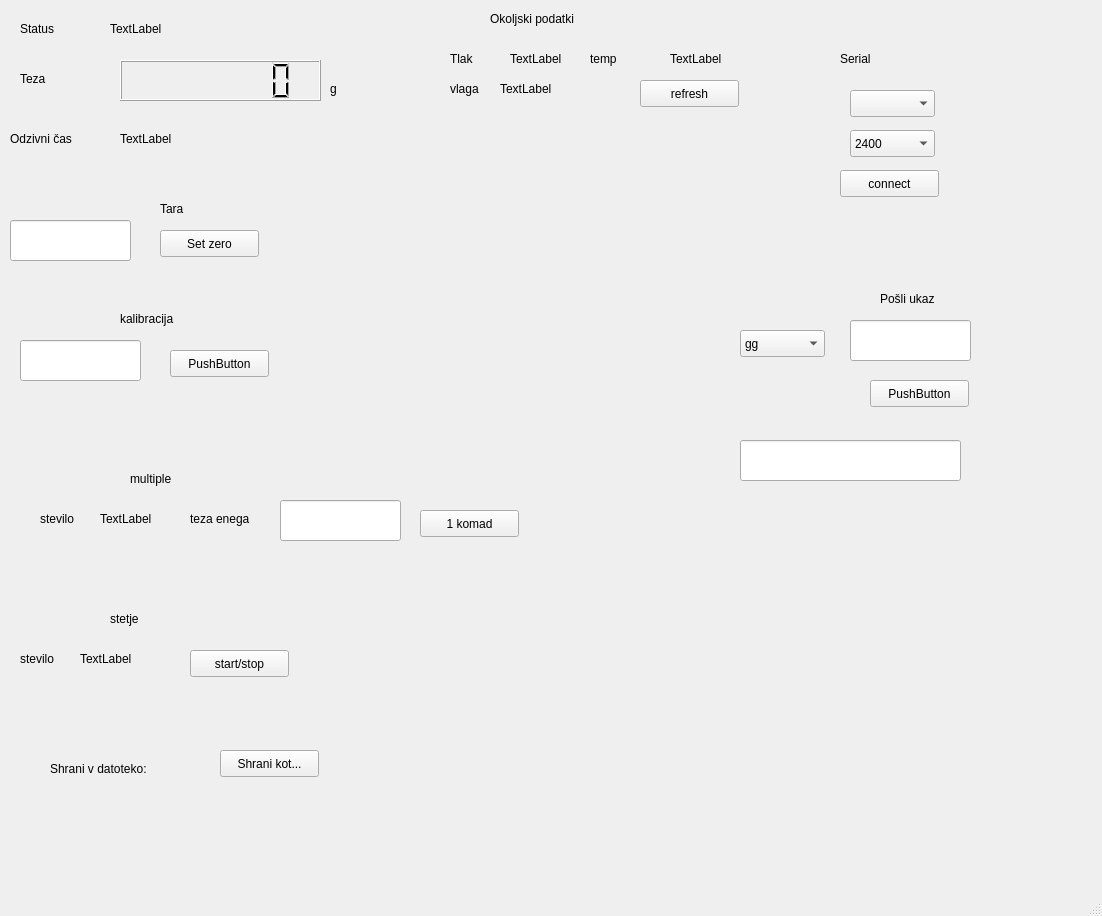
This is scale.ui in campovski/libra as Qt 5 draws it before an edit. The edited form follows.
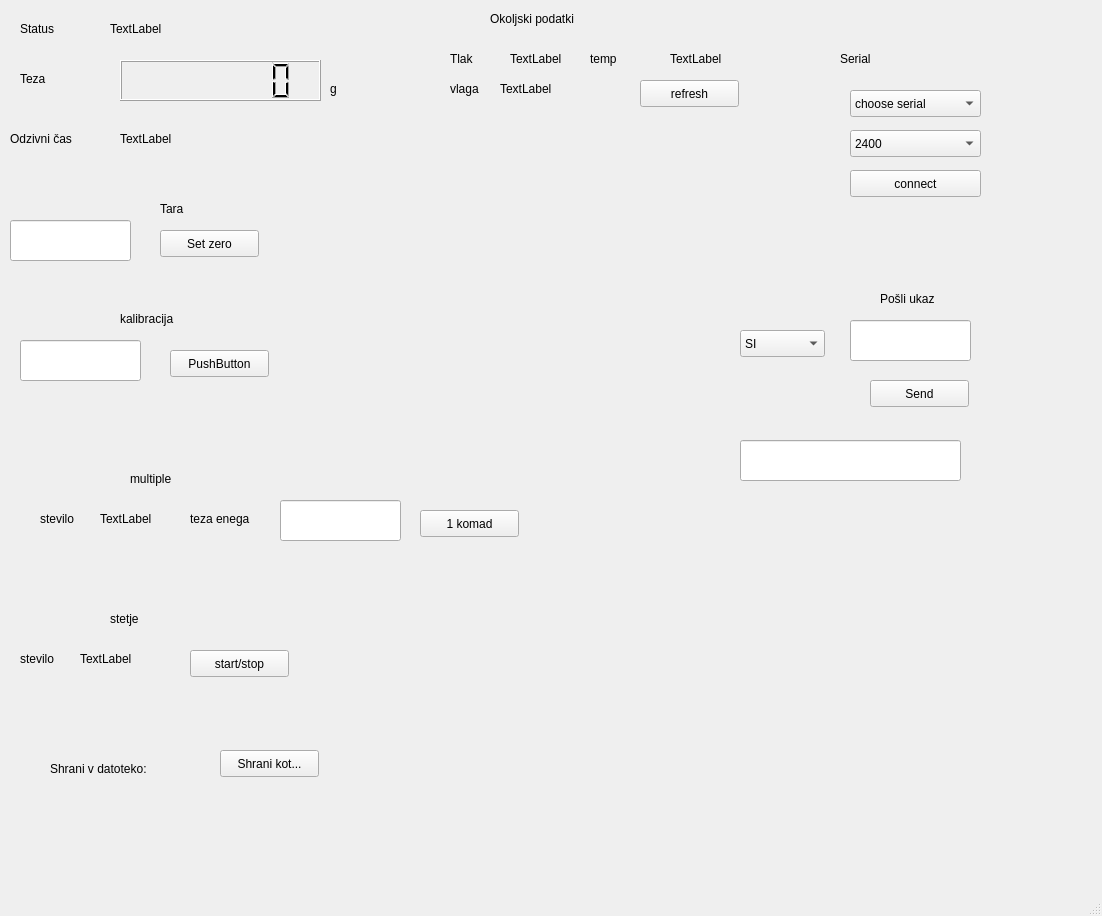
This is the edited form.

Patch:
```diff
--- a/scale.ui
+++ b/scale.ui
@@ -74,17 +74,22 @@
      <rect>
       <x>850</x>
       <y>90</y>
-      <width>85</width>
+      <width>131</width>
       <height>27</height>
      </rect>
     </property>
+    <item>
+     <property name="text">
+      <string>choose serial</string>
+     </property>
+    </item>
    </widget>
    <widget class="QComboBox" name="serial_boud">
     <property name="geometry">
      <rect>
       <x>850</x>
       <y>130</y>
-      <width>85</width>
+      <width>131</width>
       <height>27</height>
      </rect>
     </property>
@@ -127,9 +132,9 @@
    <widget class="QPushButton" name="serial_connect">
     <property name="geometry">
      <rect>
-      <x>840</x>
+      <x>850</x>
       <y>170</y>
-      <width>99</width>
+      <width>131</width>
       <height>27</height>
      </rect>
     </property>
@@ -245,7 +250,7 @@
      </rect>
     </property>
     <property name="text">
-     <string>PushButton</string>
+     <string>Send</string>
     </property>
    </widget>
    <widget class="QLabel" name="static_ukaz">
@@ -578,7 +583,7 @@
     </property>
     <item>
      <property name="text">
-      <string>gg</string>
+      <string>SI</string>
      </property>
     </item>
     <item>
```
Left out of the diff: 80 changed lines with no effect on the pictures.
